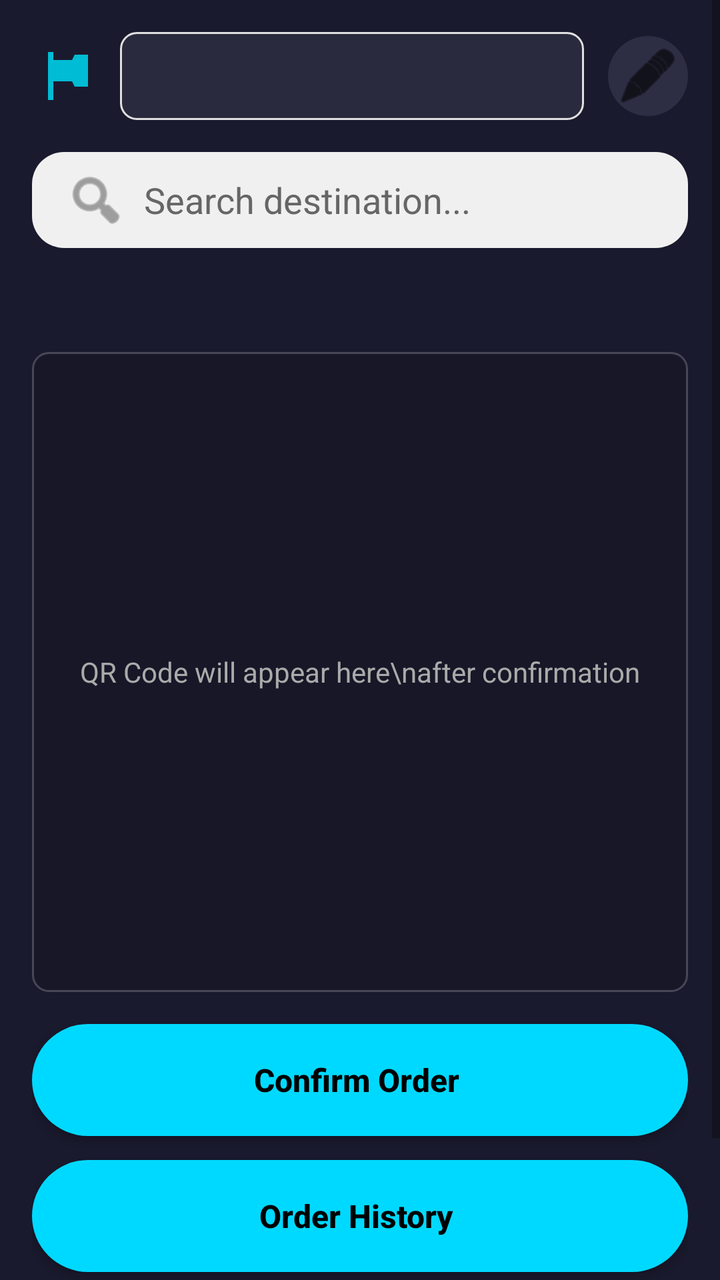
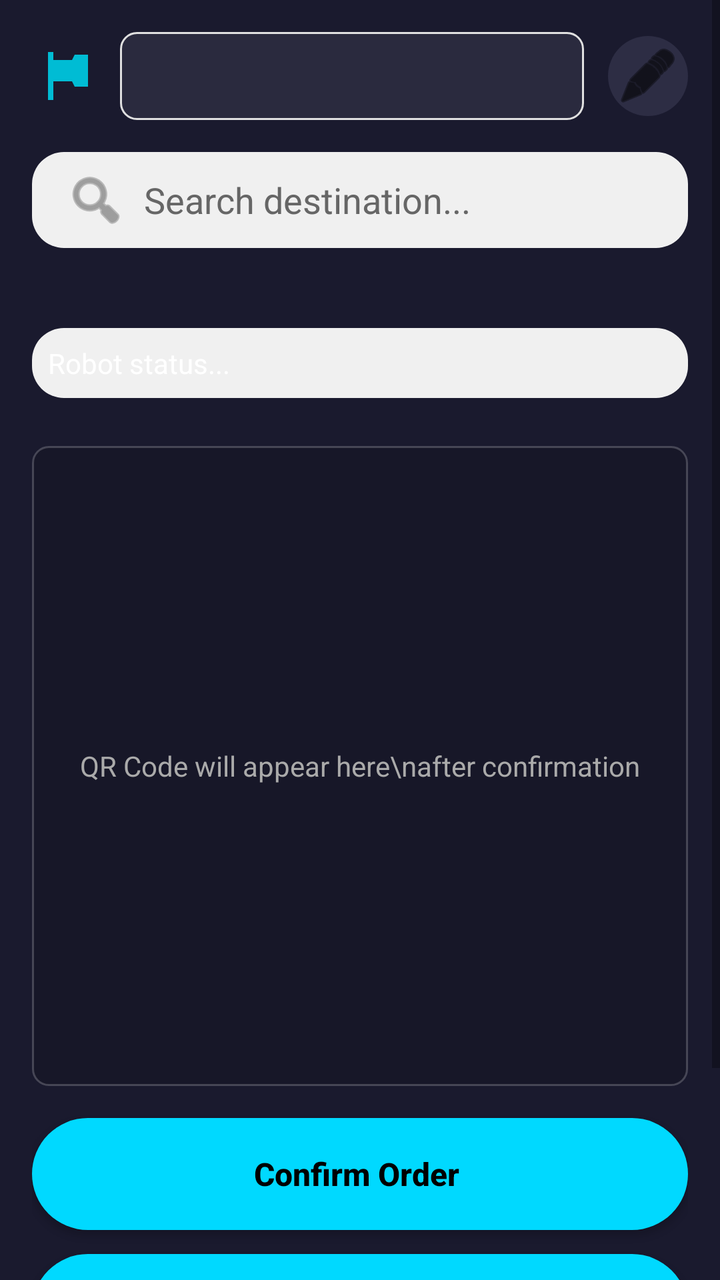

Before-and-after screenshots of an Android layout around one commit, followed by the original layout XML and the change that was made.
<!-- AndroidManifest.xml: application theme Theme.DeliveryBotApp -->
<!-- res/layout/activity_address.xml -->
<?xml version="1.0" encoding="utf-8"?>
<ScrollView xmlns:android="http://schemas.android.com/apk/res/android"
    xmlns:tools="http://schemas.android.com/tools"
    android:layout_width="match_parent"
    android:layout_height="match_parent"
    android:background="@color/bg_dark"
    tools:context=".AddressActivity">

    <LinearLayout
        android:layout_width="match_parent"
        android:layout_height="wrap_content"
        android:orientation="vertical"
        android:padding="16dp">

        
        <LinearLayout
            android:orientation="horizontal"
            android:layout_width="match_parent"
            android:layout_height="wrap_content"
            android:gravity="center_vertical"
            android:layout_marginBottom="16dp">

            
            <ImageView
                android:layout_width="32dp"
                android:layout_height="32dp"
                android:src="@drawable/ic_map_flag"
                android:contentDescription="Map Icon"/>

            
            <Spinner
                android:id="@+id/spinnerMaps"
                android:layout_width="0dp"
                android:layout_height="44dp"
                android:layout_weight="1"
                android:layout_marginHorizontal="12dp"
                android:background="@drawable/bg_spinner"
                android:popupBackground="@color/bg_dark"
                android:spinnerMode="dropdown"/>

            
            <ImageButton
                android:id="@+id/btnEditDestinations"
                android:layout_width="40dp"
                android:layout_height="40dp"
                android:src="@android:drawable/ic_menu_edit"
                android:background="@drawable/bg_chip"
                android:contentDescription="Edit Destinations"
                android:tint="@color/text_primary" />
        </LinearLayout>

        
        <EditText
            android:id="@+id/etSearch"
            android:layout_width="match_parent"
            android:layout_height="48dp"
            android:hint="Search destination..."
            android:textColorHint="@color/text_secondary"
            android:textColor="@color/text_primary"
            android:background="@drawable/edit_field_bg"
            android:paddingHorizontal="16dp"
            android:drawableStart="@android:drawable/ic_menu_search"
            android:drawableTint="@color/text_secondary"
            android:drawablePadding="8dp"
            android:inputType="text"
            android:layout_marginBottom="16dp"/>



        
        <HorizontalScrollView
            android:id="@+id/scrollDestinations"
            android:layout_width="match_parent"
            android:layout_height="wrap_content"
            android:scrollbars="none"
            android:layout_marginBottom="16dp">

            <LinearLayout
                android:id="@+id/containerDestinations"
                android:layout_width="wrap_content"
                android:layout_height="wrap_content"
                android:orientation="horizontal"
                android:paddingVertical="4dp"/>
        </HorizontalScrollView>

        
        <FrameLayout
            android:id="@+id/qrSection"
            android:layout_width="match_parent"
            android:layout_height="320dp"
            android:layout_marginTop="12dp"
            android:padding="12dp"
            android:background="@drawable/qr_section_bg">

            <ImageView
                android:id="@+id/qrImage"
                android:layout_width="300dp"
                android:layout_height="300dp"
                android:layout_gravity="center"
                android:scaleType="fitCenter"
                android:contentDescription="@string/qr_image"/>

            <TextView
                android:id="@+id/qrPlaceholder"
                android:layout_width="wrap_content"
                android:layout_height="wrap_content"
                android:layout_gravity="center"
                android:text="QR Code will appear here\nafter confirmation"
                android:textColor="@android:color/darker_gray"
                android:textAlignment="center"
                android:lineSpacingExtra="4dp"/>
        </FrameLayout>

        
        <Button
            android:id="@+id/btnPlaceOrder"
            android:text="Confirm Order "
            android:textAllCaps="false"
            android:layout_marginTop="16dp"
            android:layout_width="match_parent"
            android:layout_height="56dp"
            android:background="@drawable/btn_cyan"
            android:textColor="#000000"
            android:textSize="16sp"
            android:textStyle="bold"/>

        
        <Button
            android:id="@+id/btnOrderHistory"
            android:text="Order History "
            android:textAllCaps="false"
            android:layout_marginTop="12dp"
            android:layout_width="match_parent"
            android:layout_height="56dp"
            android:background="@drawable/btn_cyan"
            android:textColor="#000000"
            android:textSize="16sp"
            android:textStyle="bold"/>

        
        <Button
            android:id="@+id/btnShareWhatsApp"
            android:text="Share ⬆"
            android:textAllCaps="false"
            android:enabled="true"
            android:layout_marginTop="12dp"
            android:layout_width="match_parent"
            android:layout_height="56dp"
            android:background="@drawable/btn_cyan"
            android:textColor="#000000"
            android:textSize="16sp"
            android:textStyle="bold"/>

        
        <RadioGroup
            android:id="@+id/rgLocations"
            android:layout_width="match_parent"
            android:layout_height="wrap_content"
            android:visibility="gone"/>

        <TextView
            android:id="@+id/tvStatus"
            android:visibility="gone"
            android:layout_width="match_parent"
            android:layout_height="wrap_content"/>

        <TextView
            android:id="@+id/tvTitle"
            android:visibility="gone"
            android:layout_width="match_parent"
            android:layout_height="wrap_content"/>
    </LinearLayout>
</ScrollView>
<!-- resources referenced by this layout -->
<resources>
  <color name="bg_dark">#1A1A2E</color>
  <color name="text_primary">#000000</color>
  <color name="text_secondary">#666666</color>
  <!-- drawable bg_chip (drawable) -->
  <?xml version="1.0" encoding="utf-8"?>
  <selector xmlns:android="http://schemas.android.com/apk/res/android">
      <item android:state_selected="true">
          <shape android:shape="rectangle">
              <solid android:color="#00D9FF"/>
              <corners android:radius="20dp"/>
          </shape>
      </item>
      <item>
          <shape android:shape="rectangle">
              <solid android:color="#2D2D44"/>
              <corners android:radius="20dp"/>
          </shape>
      </item>
  </selector>
  <!-- drawable bg_spinner (drawable) -->
  <?xml version="1.0" encoding="utf-8"?>
  <shape xmlns:android="http://schemas.android.com/apk/res/android"
      android:shape="rectangle">
      <solid android:color="#2A2A3E"/>
      <corners android:radius="8dp"/>
      <stroke android:width="1dp" android:color="#E0E0E0"/>
      
  </shape>
  <!-- drawable btn_cyan (drawable) -->
  <?xml version="1.0" encoding="utf-8"?>
  <shape xmlns:android="http://schemas.android.com/apk/res/android"
      android:shape="rectangle">
      <solid android:color="#00D9FF"/>
      <corners android:radius="28dp"/>
  </shape>
  <!-- drawable edit_field_bg (drawable) -->
  <?xml version="1.0" encoding="utf-8"?>
  <shape xmlns:android="http://schemas.android.com/apk/res/android" android:shape="rectangle">
      <solid android:color="@color/field_bg"/>
      <corners android:radius="16dp"/>
      <padding android:left="14dp" android:top="12dp" android:right="14dp" android:bottom="12dp"/>
  </shape>
  <!-- drawable ic_map_flag (drawable) -->
  <?xml version="1.0" encoding="utf-8"?>
  <vector xmlns:android="http://schemas.android.com/apk/res/android"
      android:width="40dp"
      android:height="40dp"
      android:viewportWidth="24"
      android:viewportHeight="24">
      
      <path
          android:fillColor="#00BCD4"
          android:pathData="M6,3v18h2v-7h7l1,2h5V4h-5l-1,2H8V3H6z"/>
  </vector>
  <!-- drawable qr_section_bg (drawable) -->
  <?xml version="1.0" encoding="utf-8"?>
  <shape xmlns:android="http://schemas.android.com/apk/res/android"
      android:shape="rectangle">
      <solid android:color="#1F000000"/> 
      <corners android:radius="8dp"/>
      <stroke
          android:width="1dp"
          android:color="#33FFFFFF"/> 
  </shape>
  <string name="qr_image">QR image</string>
  <style name="Theme.DeliveryBotApp" parent="Theme.AppCompat.Light.NoActionBar" />
  <color name="field_bg">#F0F0F0</color>
</resources>

<!-- the commit's change to res/layout/activity_address.xml (unified diff, before → after) -->
@@ -84,6 +84,19 @@
         </HorizontalScrollView>
 
         
+        <TextView
+            android:id="@+id/tvStatus"
+            android:layout_width="match_parent"
+            android:layout_height="wrap_content"
+            android:text="Robot status..."
+            android:textColor="@android:color/white"
+            android:textSize="14sp"
+            android:padding="8dp"
+            android:gravity="center_vertical"
+            android:background="@drawable/edit_field_bg"
+            android:layout_marginBottom="12dp"/>
+
+        
         <FrameLayout
             android:id="@+id/qrSection"
             android:layout_width="match_parent"
@@ -158,11 +171,7 @@
             android:layout_height="wrap_content"
             android:visibility="gone"/>
 
-        <TextView
-            android:id="@+id/tvStatus"
-            android:visibility="gone"
-            android:layout_width="match_parent"
-            android:layout_height="wrap_content"/>
+
 
         <TextView
             android:id="@+id/tvTitle"
